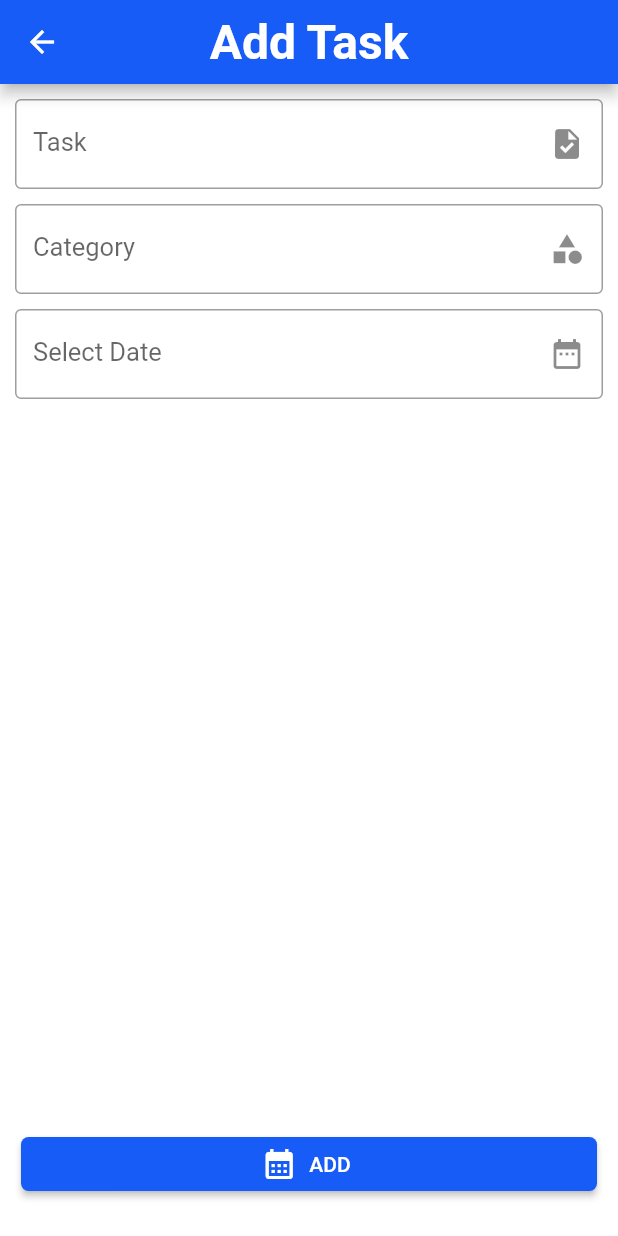
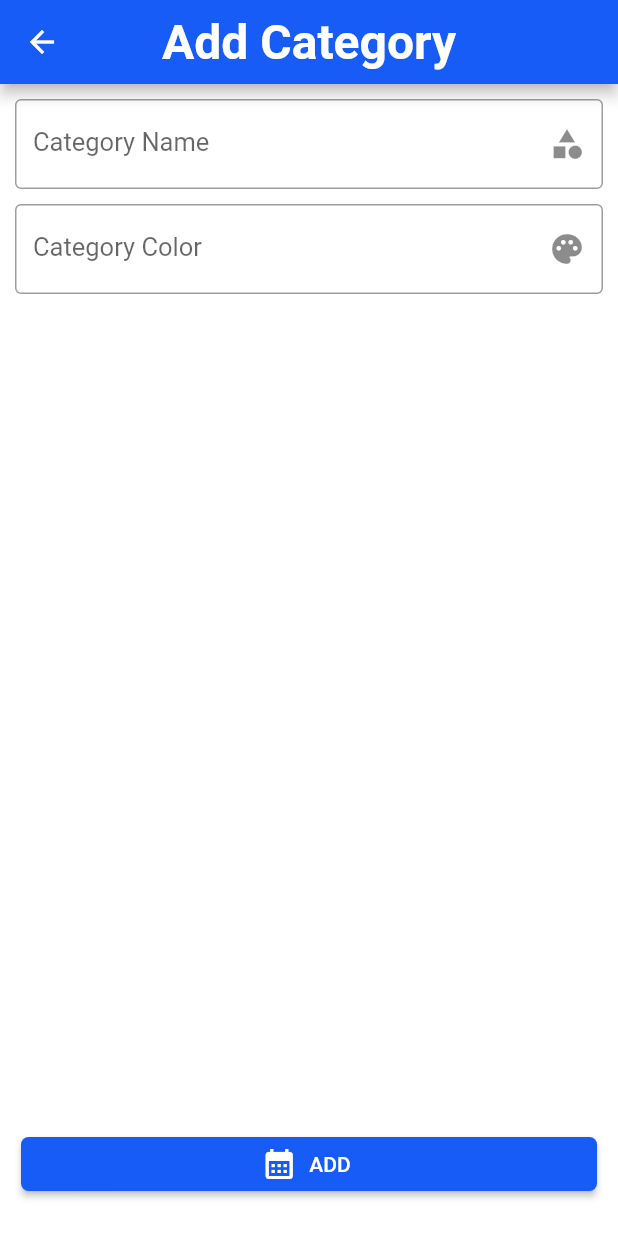
Before and after one commit to ozdemirberkay/yaplist, a Flutter app: the screen it shows after launch, after a tap on the "add" icon, on a phone screen of 412 x 824 dp. Run offline on Flutter 3.47's test engine with Material 2 defaults, Android fonts, the phone set to English and light mode, and no system bars; our stand-ins replace easy_localization, flutter_bloc, flutter_slidable.

Commit message:
category bloc updates

```diff
--- a/assets/translations/en-US.json
+++ b/assets/translations/en-US.json
@@ -11,5 +11,9 @@
     "selectDate": "Select Date",
     "category": "Category",
     "pleaseEnterTask": "Please enter a task",
-    "tasks": "Tasks"
+    "tasks": "Tasks",
+    "addCategory": "Add Category",
+    "pleaseEnterCategoryName": "Please enter category name",
+    "categoryColor": "Category Color",
+    "categoryName": "Category Name"
 }
--- a/assets/translations/tr-TR.json
+++ b/assets/translations/tr-TR.json
@@ -11,5 +11,9 @@
     "selectDate": "Tarih Seç",
     "category": "Kategori",
     "pleaseEnterTask": "Lütfen bir görev girin",
-    "tasks": "Görevler"
+    "tasks": "Görevler",
+    "addCategory": "Kategori Ekle",
+    "pleaseEnterCategoryName": "Lütfen kategori adı girin",
+    "categoryColor": "Kategori Rengi",
+    "categoryName": "Kategori Adı"
 }
--- /dev/null
+++ b/lib/screens/category/category_detail.dart
@@ -0,0 +1,87 @@
+import 'package:easy_localization/easy_localization.dart';
+import 'package:flutter/material.dart';
+import 'package:yaplist/models/category.dart';
+import 'package:yaplist/widgets/bottom/color_picker_modal.dart';
+import 'package:yaplist/widgets/button/master_button.dart';
+import 'package:yaplist/widgets/input/input_field.dart';
+import 'package:yaplist/widgets/layout/layout.dart';
+
+class CategoryDetailScreen extends StatefulWidget {
+  final Category? category;
+  const CategoryDetailScreen({super.key, this.category});
+
+  @override
+  State<CategoryDetailScreen> createState() => _CategoryDetailScreenState();
+}
+
+class _CategoryDetailScreenState extends State<CategoryDetailScreen> {
+  final formKey = GlobalKey<FormState>();
+  TextEditingController nameController = TextEditingController();
+  TextEditingController colorController = TextEditingController();
+
+  @override
+  void initState() {
+    super.initState();
+  }
+
+  void onColorSelected(Color color) {
+    colorController.text = color.toString();
+  }
+
+  @override
+  Widget build(BuildContext context) {
+    return Layout(
+      title: tr("addCategory"),
+      body: Container(
+        padding: const EdgeInsets.all(10),
+        child: Form(
+          key: formKey,
+          child: Column(
+            children: [
+              Expanded(
+                child: Column(
+                  mainAxisAlignment: MainAxisAlignment.start,
+                  children: [
+                    InputField(
+                      label: tr("categoryName"),
+                      controller: nameController,
+                      icon: Icons.category,
+                      validator: (value) {
+                        if (value == null || value.isEmpty) {
+                          return tr("pleaseEnterCategoryName");
+                        }
+                        return null;
+                      },
+                    ),
+                    const SizedBox(height: 10),
+                    InputField(
+                      label: tr("categoryColor"),
+                      onTap: () {
+                        ColorPickerModal.show(
+                            context: context, onColorSelected: onColorSelected);
+                      },
+                      readOnly: true,
+                      icon: Icons.palette,
+                    ),
+                  ],
+                ),
+              ),
+              Container(
+                width: double.infinity,
+                padding: const EdgeInsets.all(4),
+                child: MasterButtonIcon(
+                  label: tr("add"),
+                  icon: Icons.calendar_month,
+                  onPressed: () {
+                    if (formKey.currentState!.validate()) {}
+                  },
+                ),
+              ),
+              const SizedBox(height: 10),
+            ],
+          ),
+        ),
+      ),
+    );
+  }
+}
--- a/lib/screens/home/home_page.dart
+++ b/lib/screens/home/home_page.dart
@@ -2,8 +2,8 @@ import 'package:flutter/material.dart';
 import 'package:flutter_bloc/flutter_bloc.dart';
 import 'package:yaplist/models/category.dart';
 import 'package:yaplist/shareds/bloc/category_bloc/category_bloc.dart';
-import 'package:yaplist/widgets/button/master_button.dart';
-import 'package:yaplist/widgets/card/category_card.dart';
+import 'package:yaplist/shareds/constants/routes.dart';
+import 'package:yaplist/widgets/card/category_box.dart';
 import 'package:yaplist/widgets/layout/layout.dart';
 
 class HomePage extends StatefulWidget {
@@ -38,7 +38,7 @@ class _HomePageState extends State<HomePage> {
               itemBuilder: (context, index) {
                 return Container(
                   margin: const EdgeInsets.all(4),
-                  child: CategoryCard(
+                  child: CategoryBox(
                     category: categoryList[index],
                   ),
                 );
@@ -47,8 +47,10 @@ class _HomePageState extends State<HomePage> {
           ),
           actions: [
             IconButton(
-              onPressed: () {},
-              icon: const Icon(Icons.search),
+              onPressed: () {
+                Navigator.pushNamed(context, Routes.addCateogry);
+              },
+              icon: const Icon(Icons.add),
             )
           ],
         );
--- a/lib/shareds/bloc/category_bloc/category_bloc.dart
+++ b/lib/shareds/bloc/category_bloc/category_bloc.dart
@@ -6,6 +6,38 @@ part 'category_state.dart';
 
 class CategoryBloc extends Bloc<CategoryEvent, CategoryState> {
   CategoryBloc() : super(const CategoryInitial(categoryList: [])) {
-    on<CategoryEvent>((event, emit) {});
+    on<AddCategory>(onAddCategory);
+    on<UpdateCategory>(onUpdateCategory);
+    on<DeleteCategory>(onDeleteCategory);
+  }
+
+  void onAddCategory(AddCategory event, Emitter<CategoryState> emit) {
+    List<Category> newCategoryList = List.from(state.categoryList);
+    newCategoryList.add(event.category);
+    emit(
+      CategoryChanged(categoryList: newCategoryList),
+    );
+  }
+
+  void onUpdateCategory(UpdateCategory event, Emitter<CategoryState> emit) {
+    List<Category> newCategoryList = List.from(state.categoryList);
+    newCategoryList.remove(event.category);
+    newCategoryList.add(event.category);
+
+    // int index =
+    //     newCategoryList.indexWhere((element) => element.id == event.Category.id);
+
+    // newCategoryList[index] == event.Category;
+    emit(
+      CategoryChanged(categoryList: newCategoryList),
+    );
+  }
+
+  void onDeleteCategory(DeleteCategory event, Emitter<CategoryState> emit) {
+    List<Category> newCategoryList = List.from(state.categoryList);
+    newCategoryList.remove(event.category);
+    emit(
+      CategoryChanged(categoryList: newCategoryList),
+    );
   }
 }
--- a/lib/shareds/bloc/category_bloc/category_event.dart
+++ b/lib/shareds/bloc/category_bloc/category_event.dart
@@ -2,3 +2,18 @@ part of 'category_bloc.dart';
 
 @immutable
 abstract class CategoryEvent {}
+
+class DeleteCategory extends CategoryEvent {
+  final Category category;
+  DeleteCategory({required this.category});
+}
+
+class AddCategory extends CategoryEvent {
+  final Category category;
+  AddCategory({required this.category});
+}
+
+class UpdateCategory extends CategoryEvent {
+  final Category category;
+  UpdateCategory({required this.category});
+}
--- a/lib/shareds/constants/routes.dart
+++ b/lib/shareds/constants/routes.dart
@@ -1,16 +1,19 @@
 import 'package:flutter/material.dart';
+import 'package:yaplist/screens/category/category_detail.dart';
 import 'package:yaplist/screens/dashboard/dashboard_screen.dart';
 import 'package:yaplist/screens/search/search_screen.dart';
 import 'package:yaplist/screens/task/task_detail.dart';
 
 class Routes {
   static String initialScreen = '/';
-  static String addScreen = '/addScreen';
+  static String addTask = '/addTask';
   static String searchScreen = '/searchScreen';
+  static String addCateogry = '/addCateogry';
 
   static Map<String, WidgetBuilder> routes = {
     initialScreen: (context) => const DashboardScreeen(),
-    addScreen: (context) => const TaskDetailScreen(),
+    addTask: (context) => const TaskDetailScreen(),
     searchScreen: (context) => const SearchScreen(),
+    addCateogry: (context) => const CategoryDetailScreen(),
   };
 }
--- /dev/null
+++ b/lib/widgets/card/category_box.dart
@@ -0,0 +1,37 @@
+
+import 'package:flutter/material.dart';
+import 'package:yaplist/models/category.dart';
+import 'package:yaplist/screens/home/tasks.dart';
+import 'package:yaplist/shareds/constants/constants.dart';
+
+class CategoryBox extends StatefulWidget {
+  final Category category;
+  const CategoryBox({super.key, required this.category});
+
+  @override
+  State<CategoryBox> createState() => _CategoryBoxState();
+}
+
+class _CategoryBoxState extends State<CategoryBox> {
+  @override
+  Widget build(BuildContext context) {
+    return InkWell(
+      onTap: () {
+        Navigator.of(context).push(MaterialPageRoute(
+          builder: (context) => Tasks(filterCategory: widget.category),
+        ));
+      },
+      child: Container(
+        padding: const EdgeInsets.all(8),
+        decoration: BoxDecoration(
+          color: widget.category.color,
+          borderRadius: Constants.borderRadius,
+        ),
+        width: MediaQuery.of(context).size.width / 3,
+        child: Text(
+          widget.category.name,
+        ),
+      ),
+    );
+  }
+}
--- a/lib/widgets/card/category_card.dart
+++ /dev/null
@@ -1,36 +0,0 @@
-import 'package:flutter/material.dart';
-import 'package:yaplist/models/category.dart';
-import 'package:yaplist/screens/home/tasks.dart';
-import 'package:yaplist/shareds/constants/constants.dart';
-
-class CategoryCard extends StatefulWidget {
-  final Category category;
-  const CategoryCard({super.key, required this.category});
-
-  @override
-  State<CategoryCard> createState() => _CategoryCardState();
-}
-
-class _CategoryCardState extends State<CategoryCard> {
-  @override
-  Widget build(BuildContext context) {
-    return InkWell(
-      onTap: () {
-        Navigator.of(context).push(MaterialPageRoute(
-          builder: (context) => Tasks(filterCategory: widget.category),
-        ));
-      },
-      child: Container(
-        padding: const EdgeInsets.all(8),
-        decoration: BoxDecoration(
-          color: widget.category.color,
-          borderRadius: Constants.borderRadius,
-        ),
-        width: MediaQuery.of(context).size.width / 3,
-        child: Text(
-          widget.category.name,
-        ),
-      ),
-    );
-  }
-}
```
Also changed, not shown: lib/widgets/card/task_card.dart (+2 -5 lines).
